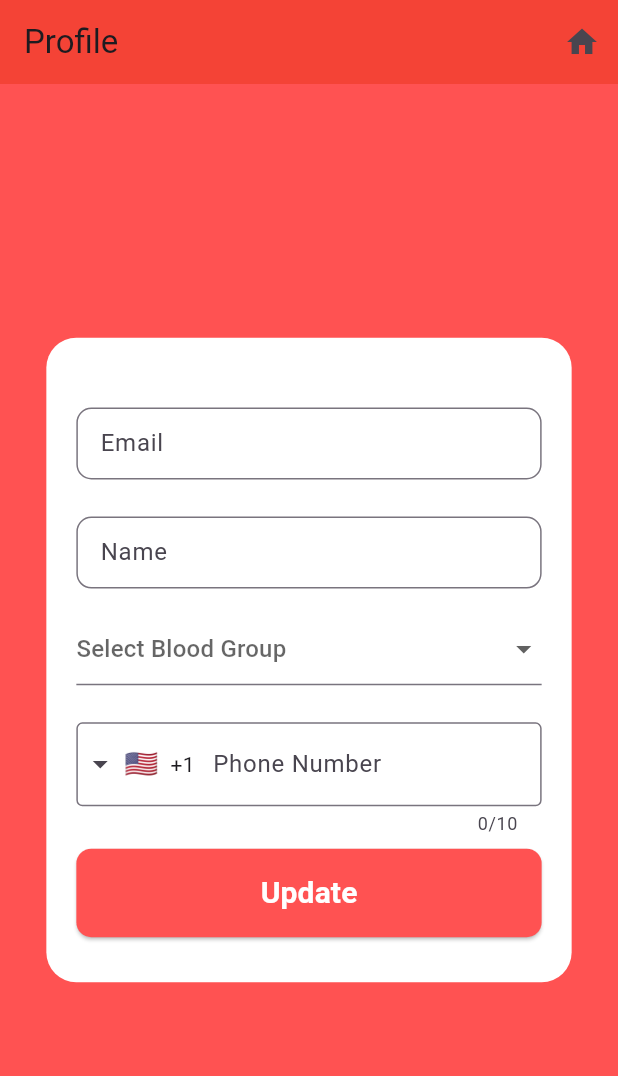
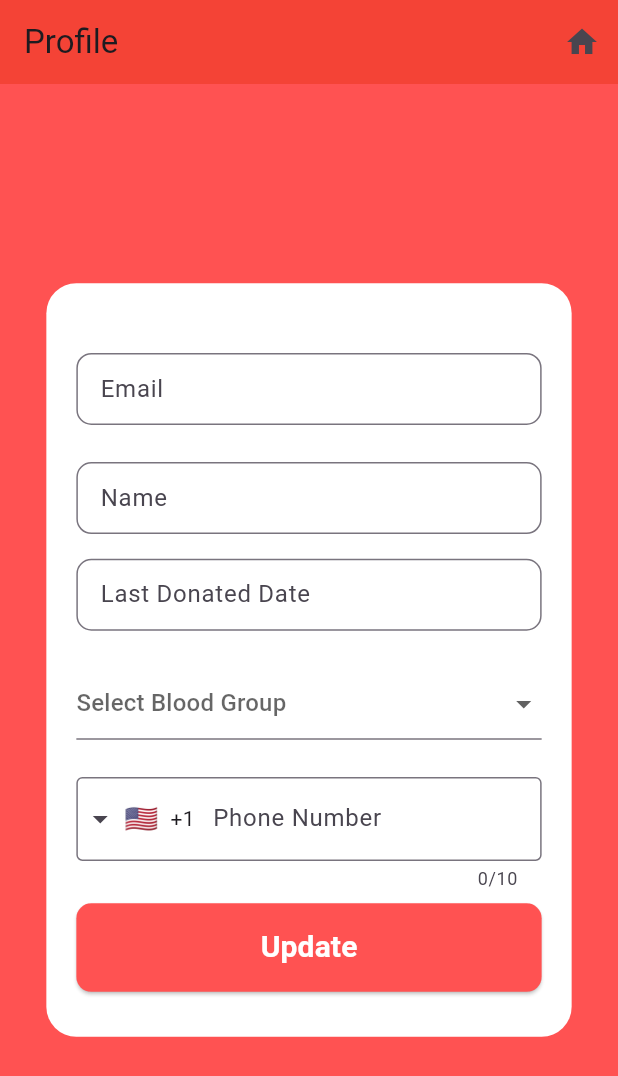
Before and after one commit to AhmadAyyaz1993/Blood-Bank-Android, a Flutter app: the ProfileScreen screen opened by its route, on a phone screen of 412 x 824 dp. Shown: the top 1076 px of the screen. Run offline on Flutter 3.47's test engine with Material 3 defaults, Android fonts, the light colour scheme and no system bars; drawn by our look-alikes of intl_phone_field; our stand-ins replace cloud_firestore, connectivity_plus, csc_picker, dartz, equatable, firebase_auth and 7 more; missing offline and left inert: dart:ffi; accounts and stored records are empty; Roboto replaces fonts that are missing (Hind); statements that could not run were skipped.

Commit message:
Added a date picker in the profile screen.

```diff
--- a/lib/presentation/profile/ProfileScreen.dart
+++ b/lib/presentation/profile/ProfileScreen.dart
@@ -1,6 +1,7 @@
 import 'package:BloodBank/presentation/home/HomeController.dart';
 import 'package:BloodBank/presentation/profile/ProfileController.dart';
 import 'package:flutter/material.dart';
+import 'package:flutter/services.dart';
 import 'package:get/get.dart';
 import 'package:go_router/go_router.dart';
 import 'package:intl_phone_field/intl_phone_field.dart';
@@ -14,10 +15,10 @@ class ProfileScreen extends StatefulWidget {
   const ProfileScreen({Key? key}) : super(key: key);
 
   @override
-  State<ProfileScreen> createState() => _SignUpScreenState();
+  State<ProfileScreen> createState() => _ProfileScreenState();
 }
 
-class _SignUpScreenState extends State<ProfileScreen> {
+class _ProfileScreenState extends State<ProfileScreen> {
   final TextEditingController emailController = TextEditingController();
   final TextEditingController passwordController = TextEditingController();
   final TextEditingController confimPasswordController = TextEditingController();
@@ -36,26 +37,33 @@ class _SignUpScreenState extends State<ProfileScreen> {
     profileController.checkUserLogin(context);
   }
 
+  Future<void> _selectDate(BuildContext context) async {
+    DateTime? pickedDate = await showDatePicker(
+      context: context,
+      initialDate: DateTime.now(),
+      firstDate: DateTime(2000),
+      lastDate: DateTime(2100),
+    );
+    if (pickedDate != null) {
+      setState(() {
+        lastDonatedDateController.text = "${pickedDate.toLocal()}".split(' ')[0];
+        // signUpEntity.lastDonatedDate = pickedDate;
+      });
+    }
+  }
+
   @override
   Widget build(BuildContext context) {
     var size = MediaQuery.of(context).size;
-    print('Profile Screen: ${signUpEntity}');
 
-    return WillPopScope(
-      onWillPop: () async {
-        // Return true to allow the pop
-        context.go('/home');
-        return true;
-      },
-      child: Scaffold(
+    return Scaffold(
         backgroundColor: Colors.redAccent,
         appBar: AppBar(
           actions: [
             IconButton(
-              icon: Icon(Icons.home), // Profile icon
+              icon: Icon(Icons.home),
               onPressed: () {
-                // Navigate to profile update screen
-                context.go('/home'); // Adjust the route to your profile page
+                context.go('/home');
               },
             )
           ],
@@ -122,6 +130,20 @@ class _SignUpScreenState extends State<ProfileScreen> {
                               ),
                             )),
                             SizedBox(height: size.height * 0.02),
+                            TextFormField(
+                              controller: lastDonatedDateController,
+                              readOnly: true,
+                              onTap: () => _selectDate(context),
+                              decoration: InputDecoration(
+                                labelText: "Last Donated Date",
+                                hintText: "Select Date",
+                                isDense: true,
+                                border: OutlineInputBorder(
+                                  borderRadius: BorderRadius.circular(10),
+                                ),
+                              ),
+                            ),
+                            SizedBox(height: size.height * 0.03),
                             Obx(() => DropdownButtonFormField<String>(
                               isExpanded: true,
                               hint: Text('Select Blood Group'),
@@ -160,7 +182,6 @@ class _SignUpScreenState extends State<ProfileScreen> {
                                 signUpEntity.country = country.name;
                               },
                               onChanged: (phone) {
-                                print(phone.completeNumber);
                                 signUpEntity.phoneNumber = phone.completeNumber;
                                 signUpEntity.countryCode = phone.countryCode;
                                 signUpEntity.p_number = phone.number;
@@ -172,7 +193,7 @@ class _SignUpScreenState extends State<ProfileScreen> {
                                 Expanded(
                                   child: Obx(() => ElevatedButton(
                                     onPressed: profileController.isLoading.value ? null : () {
-                                      // profileController.registerUser(context,signUpEntity);
+                                      // profileController.registerUser(context, signUpEntity);
                                     },
                                     style: ElevatedButton.styleFrom(
                                       backgroundColor: Colors.redAccent,
@@ -226,7 +247,6 @@ class _SignUpScreenState extends State<ProfileScreen> {
             ]),
           );
         }),
-      ),
     );
   }
 }
```
